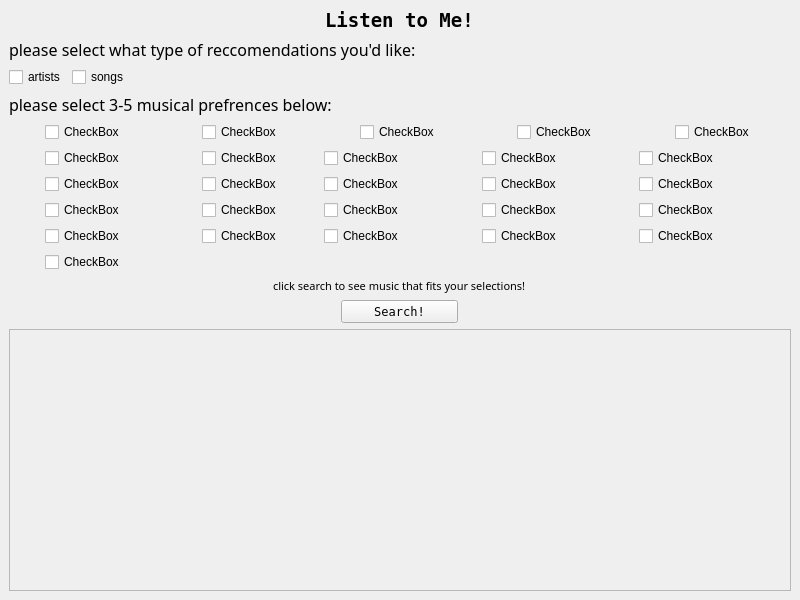
Qt form main.ui (avar33/ListenToMe-task1) before a commit.
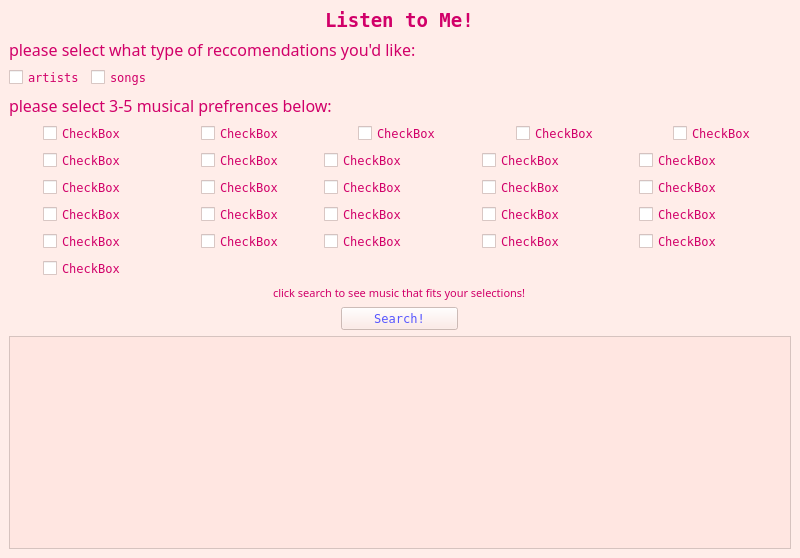
The same form after that commit.

What changed in the file:
```diff
--- a/main.ui
+++ b/main.ui
@@ -7,9 +7,528 @@
     <x>0</x>
     <y>0</y>
     <width>800</width>
-    <height>600</height>
+    <height>558</height>
    </rect>
   </property>
+  <property name="palette">
+   <palette>
+    <active>
+     <colorrole role="WindowText">
+      <brush brushstyle="SolidPattern">
+       <color alpha="255">
+        <red>209</red>
+        <green>0</green>
+        <blue>105</blue>
+       </color>
+      </brush>
+     </colorrole>
+     <colorrole role="Button">
+      <brush brushstyle="SolidPattern">
+       <color alpha="179">
+        <red>255</red>
+        <green>229</green>
+        <blue>224</blue>
+       </color>
+      </brush>
+     </colorrole>
+     <colorrole role="Light">
+      <brush brushstyle="SolidPattern">
+       <color alpha="179">
+        <red>255</red>
+        <green>255</green>
+        <blue>255</blue>
+       </color>
+      </brush>
+     </colorrole>
+     <colorrole role="Midlight">
+      <brush brushstyle="SolidPattern">
+       <color alpha="179">
+        <red>255</red>
+        <green>242</green>
+        <blue>239</blue>
+       </color>
+      </brush>
+     </colorrole>
+     <colorrole role="Dark">
+      <brush brushstyle="SolidPattern">
+       <color alpha="179">
+        <red>127</red>
+        <green>114</green>
+        <blue>112</blue>
+       </color>
+      </brush>
+     </colorrole>
+     <colorrole role="Mid">
+      <brush brushstyle="SolidPattern">
+       <color alpha="179">
+        <red>170</red>
+        <green>153</green>
+        <blue>149</blue>
+       </color>
+      </brush>
+     </colorrole>
+     <colorrole role="Text">
+      <brush brushstyle="SolidPattern">
+       <color alpha="255">
+        <red>0</red>
+        <green>0</green>
+        <blue>0</blue>
+       </color>
+      </brush>
+     </colorrole>
+     <colorrole role="BrightText">
+      <brush brushstyle="SolidPattern">
+       <color alpha="255">
+        <red>255</red>
+        <green>255</green>
+        <blue>255</blue>
+       </color>
+      </brush>
+     </colorrole>
+     <colorrole role="ButtonText">
+      <brush brushstyle="SolidPattern">
+       <color alpha="255">
+        <red>85</red>
+        <green>85</green>
+        <blue>255</blue>
+       </color>
+      </brush>
+     </colorrole>
+     <colorrole role="Base">
+      <brush brushstyle="SolidPattern">
+       <color alpha="255">
+        <red>255</red>
+        <green>255</green>
+        <blue>255</blue>
+       </color>
+      </brush>
+     </colorrole>
+     <colorrole role="Window">
+      <brush brushstyle="SolidPattern">
+       <color alpha="179">
+        <red>255</red>
+        <green>229</green>
+        <blue>224</blue>
+       </color>
+      </brush>
+     </colorrole>
+     <colorrole role="Shadow">
+      <brush brushstyle="SolidPattern">
+       <color alpha="255">
+        <red>0</red>
+        <green>0</green>
+        <blue>0</blue>
+       </color>
+      </brush>
+     </colorrole>
+     <colorrole role="Highlight">
+      <brush brushstyle="SolidPattern">
+       <color alpha="255">
+        <red>255</red>
+        <green>170</green>
+        <blue>255</blue>
+       </color>
+      </brush>
+     </colorrole>
+     <colorrole role="Link">
+      <brush brushstyle="SolidPattern">
+       <color alpha="255">
+        <red>255</red>
+        <green>170</green>
+        <blue>255</blue>
+       </color>
+      </brush>
+     </colorrole>
+     <colorrole role="AlternateBase">
+      <brush brushstyle="SolidPattern">
+       <color alpha="217">
+        <red>255</red>
+        <green>242</green>
+        <blue>239</blue>
+       </color>
+      </brush>
+     </colorrole>
+     <colorrole role="ToolTipBase">
+      <brush brushstyle="SolidPattern">
+       <color alpha="255">
+        <red>255</red>
+        <green>255</green>
+        <blue>220</blue>
+       </color>
+      </brush>
+     </colorrole>
+     <colorrole role="ToolTipText">
+      <brush brushstyle="SolidPattern">
+       <color alpha="255">
+        <red>0</red>
+        <green>0</green>
+        <blue>0</blue>
+       </color>
+      </brush>
+     </colorrole>
+     <colorrole role="PlaceholderText">
+      <brush brushstyle="SolidPattern">
+       <color alpha="127">
+        <red>0</red>
+        <green>0</green>
+        <blue>0</blue>
+       </color>
+      </brush>
+     </colorrole>
+     <colorrole role="Accent">
+      <brush brushstyle="SolidPattern">
+       <color alpha="255">
+        <red>255</red>
+        <green>255</green>
+        <blue>255</blue>
+       </color>
+      </brush>
+     </colorrole>
+    </active>
+    <inactive>
+     <colorrole role="WindowText">
+      <brush brushstyle="SolidPattern">
+       <color alpha="255">
+        <red>209</red>
+        <green>0</green>
+        <blue>105</blue>
+       </color>
+      </brush>
+     </colorrole>
+     <colorrole role="Button">
+      <brush brushstyle="SolidPattern">
+       <color alpha="179">
+        <red>255</red>
+        <green>229</green>
+        <blue>224</blue>
+       </color>
+      </brush>
+     </colorrole>
+     <colorrole role="Light">
+      <brush brushstyle="SolidPattern">
+       <color alpha="179">
+        <red>255</red>
+        <green>255</green>
+        <blue>255</blue>
+       </color>
+      </brush>
+     </colorrole>
+     <colorrole role="Midlight">
+      <brush brushstyle="SolidPattern">
+       <color alpha="179">
+        <red>255</red>
+        <green>242</green>
+        <blue>239</blue>
+       </color>
+      </brush>
+     </colorrole>
+     <colorrole role="Dark">
+      <brush brushstyle="SolidPattern">
+       <color alpha="179">
+        <red>127</red>
+        <green>114</green>
+        <blue>112</blue>
+       </color>
+      </brush>
+     </colorrole>
+     <colorrole role="Mid">
+      <brush brushstyle="SolidPattern">
+       <color alpha="179">
+        <red>170</red>
+        <green>153</green>
+        <blue>149</blue>
+       </color>
+      </brush>
+     </colorrole>
+     <colorrole role="Text">
+      <brush brushstyle="SolidPattern">
+       <color alpha="255">
+        <red>0</red>
+        <green>0</green>
+        <blue>0</blue>
+       </color>
+      </brush>
+     </colorrole>
+     <colorrole role="BrightText">
+      <brush brushstyle="SolidPattern">
+       <color alpha="255">
+        <red>255</red>
+        <green>255</green>
+        <blue>255</blue>
+       </color>
+      </brush>
+     </colorrole>
+     <colorrole role="ButtonText">
+      <brush brushstyle="SolidPattern">
+       <color alpha="255">
+        <red>85</red>
+        <green>85</green>
+        <blue>255</blue>
+       </color>
+      </brush>
+     </colorrole>
+     <colorrole role="Base">
+      <brush brushstyle="SolidPattern">
+       <color alpha="255">
+        <red>255</red>
+        <green>255</green>
+        <blue>255</blue>
+       </color>
+      </brush>
+     </colorrole>
+     <colorrole role="Window">
+      <brush brushstyle="SolidPattern">
+       <color alpha="179">
+        <red>255</red>
+        <green>229</green>
+        <blue>224</blue>
+       </color>
+      </brush>
+     </colorrole>
+     <colorrole role="Shadow">
+      <brush brushstyle="SolidPattern">
+       <color alpha="255">
+        <red>0</red>
+        <green>0</green>
+        <blue>0</blue>
+       </color>
+      </brush>
+     </colorrole>
+     <colorrole role="Highlight">
+      <brush brushstyle="SolidPattern">
+       <color alpha="255">
+        <red>255</red>
+        <green>170</green>
+        <blue>255</blue>
+       </color>
+      </brush>
+     </colorrole>
+     <colorrole role="Link">
+      <brush brushstyle="SolidPattern">
+       <color alpha="255">
+        <red>255</red>
+        <green>170</green>
+        <blue>255</blue>
+       </color>
+      </brush>
+     </colorrole>
+     <colorrole role="AlternateBase">
+      <brush brushstyle="SolidPattern">
+       <color alpha="217">
+        <red>255</red>
+        <green>242</green>
+        <blue>239</blue>
+       </color>
+      </brush>
+     </colorrole>
+     <colorrole role="ToolTipBase">
+      <brush brushstyle="SolidPattern">
+       <color alpha="255">
+        <red>255</red>
+        <green>255</green>
+        <blue>220</blue>
+       </color>
+      </brush>
+     </colorrole>
+     <colorrole role="ToolTipText">
+      <brush brushstyle="SolidPattern">
+       <color alpha="255">
+        <red>0</red>
+        <green>0</green>
+        <blue>0</blue>
+       </color>
+      </brush>
+     </colorrole>
+     <colorrole role="PlaceholderText">
+      <brush brushstyle="SolidPattern">
+       <color alpha="127">
+        <red>0</red>
+        <green>0</green>
+        <blue>0</blue>
+       </color>
+      </brush>
+     </colorrole>
+     <colorrole role="Accent">
+      <brush brushstyle="SolidPattern">
+       <color alpha="255">
+        <red>255</red>
+        <green>255</green>
+        <blue>255</blue>
+       </color>
+      </brush>
+     </colorrole>
+    </inactive>
+    <disabled>
+     <colorrole role="WindowText">
+      <brush brushstyle="SolidPattern">
+       <color alpha="179">
+        <red>127</red>
+        <green>114</green>
+        <blue>112</blue>
+       </color>
+      </brush>
+     </colorrole>
+     <colorrole role="Button">
+      <brush brushstyle="SolidPattern">
+       <color alpha="179">
+        <red>255</red>
+        <green>229</green>
+        <blue>224</blue>
+       </color>
+      </brush>
+     </colorrole>
+     <colorrole role="Light">
+      <brush brushstyle="SolidPattern">
+       <color alpha="179">
+        <red>255</red>
+        <green>255</green>
+        <blue>255</blue>
+       </color>
+      </brush>
+     </colorrole>
+     <colorrole role="Midlight">
+      <brush brushstyle="SolidPattern">
+       <color alpha="179">
+        <red>255</red>
+        <green>242</green>
+        <blue>239</blue>
+       </color>
+      </brush>
+     </colorrole>
+     <colorrole role="Dark">
+      <brush brushstyle="SolidPattern">
+       <color alpha="179">
+        <red>127</red>
+        <green>114</green>
+        <blue>112</blue>
+       </color>
+      </brush>
+     </colorrole>
+     <colorrole role="Mid">
+      <brush brushstyle="SolidPattern">
+       <color alpha="179">
+        <red>170</red>
+        <green>153</green>
+        <blue>149</blue>
+       </color>
+      </brush>
+     </colorrole>
+     <colorrole role="Text">
+      <brush brushstyle="SolidPattern">
+       <color alpha="179">
+        <red>127</red>
+        <green>114</green>
+        <blue>112</blue>
+       </color>
+      </brush>
+     </colorrole>
+     <colorrole role="BrightText">
+      <brush brushstyle="SolidPattern">
+       <color alpha="255">
+        <red>255</red>
+        <green>255</green>
+        <blue>255</blue>
+       </color>
+      </brush>
+     </colorrole>
+     <colorrole role="ButtonText">
+      <brush brushstyle="SolidPattern">
+       <color alpha="179">
+        <red>127</red>
+        <green>114</green>
+        <blue>112</blue>
+       </color>
+      </brush>
+     </colorrole>
+     <colorrole role="Base">
+      <brush brushstyle="SolidPattern">
+       <color alpha="179">
+        <red>255</red>
+        <green>229</green>
+        <blue>224</blue>
+       </color>
+      </brush>
+     </colorrole>
+     <colorrole role="Window">
+      <brush brushstyle="SolidPattern">
+       <color alpha="179">
+        <red>255</red>
+        <green>229</green>
+        <blue>224</blue>
+       </color>
+      </brush>
+     </colorrole>
+     <colorrole role="Shadow">
+      <brush brushstyle="SolidPattern">
+       <color alpha="255">
+        <red>0</red>
+        <green>0</green>
+        <blue>0</blue>
+       </color>
+      </brush>
+     </colorrole>
+     <colorrole role="Link">
+      <brush brushstyle="SolidPattern">
+       <color alpha="255">
+        <red>255</red>
+        <green>170</green>
+        <blue>255</blue>
+       </color>
+      </brush>
+     </colorrole>
+     <colorrole role="AlternateBase">
+      <brush brushstyle="SolidPattern">
+       <color alpha="179">
+        <red>255</red>
+        <green>229</green>
+        <blue>224</blue>
+       </color>
+      </brush>
+     </colorrole>
+     <colorrole role="ToolTipBase">
+      <brush brushstyle="SolidPattern">
+       <color alpha="255">
+        <red>255</red>
+        <green>255</green>
+        <blue>220</blue>
+       </color>
+      </brush>
+     </colorrole>
+     <colorrole role="ToolTipText">
+      <brush brushstyle="SolidPattern">
+       <color alpha="255">
+        <red>0</red>
+        <green>0</green>
+        <blue>0</blue>
+       </color>
+      </brush>
+     </colorrole>
+     <colorrole role="PlaceholderText">
+      <brush brushstyle="SolidPattern">
+       <color alpha="89">
+        <red>127</red>
+        <green>114</green>
+        <blue>112</blue>
+       </color>
+      </brush>
+     </colorrole>
+     <colorrole role="Accent">
+      <brush brushstyle="SolidPattern">
+       <color alpha="179">
+        <red>255</red>
+        <green>255</green>
+        <blue>255</blue>
+       </color>
+      </brush>
+     </colorrole>
+    </disabled>
+   </palette>
+  </property>
+  <property name="font">
+   <font>
+    <family>Terminal</family>
+   </font>
+  </property>
   <property name="windowTitle">
    <string>MainWindow</string>
   </property>
@@ -29,7 +548,7 @@
          <x>0</x>
          <y>0</y>
          <width>780</width>
-         <height>278</height>
+         <height>260</height>
         </rect>
        </property>
        <widget class="QWidget" name="gridLayoutWidget">
@@ -41,7 +560,23 @@
           <height>241</height>
          </rect>
         </property>
-        <layout class="QGridLayout" name="gridLayout_3"/>
+        <layout class="QGridLayout" name="displayGrid">
+         <item row="0" column="3">
+          <widget class="QWidget" name="widget_4" native="true"/>
+         </item>
+         <item row="0" column="1">
+          <widget class="QWidget" name="widget_2" native="true"/>
+         </item>
+         <item row="0" column="2">
+          <widget class="QWidget" name="widget_3" native="true"/>
+         </item>
+         <item row="0" column="0">
+          <widget class="QWidget" name="widget" native="true"/>
+         </item>
+         <item row="1" column="0">
+          <widget class="QWidget" name="widget_5" native="true"/>
+         </item>
+        </layout>
        </widget>
       </widget>
      </widget>
```
Left out of the diff: 2 changed lines with no effect on the pictures.
